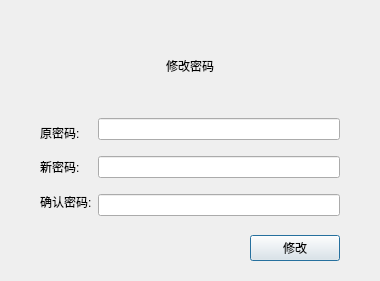
First picture: the form in record_tool/src/ui/modify.ui, repository nicaiwojiaoshaba/qt_project, before the edit.
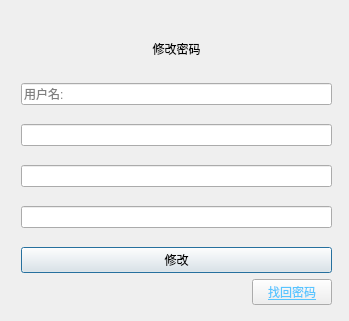
Second picture: the form after the edit.

Patch:
```diff
--- a/record_tool/src/ui/modify.ui
+++ b/record_tool/src/ui/modify.ui
@@ -6,14 +6,14 @@
    <rect>
     <x>0</x>
     <y>0</y>
-    <width>380</width>
-    <height>281</height>
+    <width>349</width>
+    <height>321</height>
    </rect>
   </property>
   <property name="maximumSize">
    <size>
     <width>381</width>
-    <height>281</height>
+    <height>321</height>
    </size>
   </property>
   <property name="windowTitle">
@@ -22,26 +22,17 @@
   <layout class="QVBoxLayout" name="verticalLayout">
    <item>
     <widget class="QWidget" name="widget" native="true">
-     <layout class="QHBoxLayout" name="horizontalLayout_2">
-      <item>
-       <spacer name="horizontalSpacer_3">
-        <property name="orientation">
-         <enum>Qt::Horizontal</enum>
-        </property>
-        <property name="sizeType">
-         <enum>QSizePolicy::Fixed</enum>
-        </property>
-        <property name="sizeHint" stdset="0">
-         <size>
-          <width>20</width>
-          <height>13</height>
-         </size>
-        </property>
-       </spacer>
-      </item>
+     <widget class="QWidget" name="">
+      <property name="geometry">
+       <rect>
+        <x>10</x>
+        <y>10</y>
+        <width>311</width>
+        <height>284</height>
+       </rect>
+      </property>
+      <layout class="QVBoxLayout" name="verticalLayout_2">
       <item>
-       <layout class="QVBoxLayout" name="verticalLayout_4">
-        <item alignment="Qt::AlignHCenter">
          <widget class="QLabel" name="label">
           <property name="styleSheet">
            <string notr="true">font: 700 18pt &quot;Yu Gothic UI&quot;;</string>
@@ -49,37 +40,34 @@
           <property name="text">
            <string>修改密码</string>
           </property>
-         </widget>
-        </item>
-        <item>
-         <layout class="QHBoxLayout" name="horizontalLayout">
-          <item>
-           <layout class="QVBoxLayout" name="verticalLayout_2">
-            <item>
-             <widget class="QLabel" name="original_label">
-              <property name="text">
-               <string>原密码:</string>
+         <property name="alignment">
+          <set>Qt::AlignCenter</set>
               </property>
              </widget>
             </item>
             <item>
-             <widget class="QLabel" name="new_label">
-              <property name="text">
-               <string>新密码:</string>
+        <widget class="QLineEdit" name="username_edit">
+         <property name="placeholderText">
+          <string>用户名:</string>
               </property>
              </widget>
             </item>
             <item>
-             <widget class="QLabel" name="confirm_label">
-              <property name="text">
-               <string>确认密码:</string>
-              </property>
-             </widget>
-            </item>
-           </layout>
-          </item>
-          <item>
-           <layout class="QVBoxLayout" name="verticalLayout_3">
+        <spacer name="verticalSpacer_4">
+         <property name="orientation">
+          <enum>Qt::Vertical</enum>
+         </property>
+         <property name="sizeType">
+          <enum>QSizePolicy::Fixed</enum>
+         </property>
+         <property name="sizeHint" stdset="0">
+          <size>
+           <width>20</width>
+           <height>13</height>
+          </size>
+         </property>
+        </spacer>
+       </item>
             <item>
              <widget class="QLineEdit" name="original_temp">
               <property name="echoMode">
@@ -98,7 +86,7 @@
               <property name="sizeHint" stdset="0">
                <size>
                 <width>20</width>
-                <height>10</height>
+           <height>13</height>
                </size>
               </property>
              </spacer>
@@ -121,7 +109,7 @@
               <property name="sizeHint" stdset="0">
                <size>
                 <width>20</width>
-                <height>10</height>
+           <height>13</height>
                </size>
               </property>
              </spacer>
@@ -133,12 +121,8 @@
               </property>
              </widget>
             </item>
-           </layout>
-          </item>
-         </layout>
-        </item>
         <item>
-         <spacer name="verticalSpacer_4">
+        <spacer name="verticalSpacer_3">
           <property name="orientation">
            <enum>Qt::Vertical</enum>
           </property>
@@ -149,21 +133,6 @@
            <size>
             <width>20</width>
             <height>13</height>
-           </size>
-          </property>
-         </spacer>
-        </item>
-        <item>
-         <layout class="QHBoxLayout" name="horizontalLayout_4">
-          <item>
-           <spacer name="horizontalSpacer">
-            <property name="orientation">
-             <enum>Qt::Horizontal</enum>
-            </property>
-            <property name="sizeHint" stdset="0">
-             <size>
-              <width>40</width>
-              <height>20</height>
              </size>
             </property>
            </spacer>
@@ -181,27 +150,37 @@
             </property>
            </widget>
           </item>
-         </layout>
-        </item>
-       </layout>
-      </item>
       <item>
-       <spacer name="horizontalSpacer_4">
+        <layout class="QHBoxLayout" name="horizontalLayout">
+         <item>
+          <spacer name="horizontalSpacer_2">
         <property name="orientation">
          <enum>Qt::Horizontal</enum>
         </property>
-        <property name="sizeType">
-         <enum>QSizePolicy::Fixed</enum>
-        </property>
         <property name="sizeHint" stdset="0">
          <size>
-          <width>20</width>
-          <height>13</height>
+             <width>40</width>
+             <height>20</height>
          </size>
         </property>
        </spacer>
       </item>
-     </layout>
+         <item>
+          <widget class="QPushButton" name="retrieve_btn">
+           <property name="styleSheet">
+            <string notr="true">font: 9pt &quot;Yu Gothic UI&quot;;
+text-decoration: underline;
+color:rgb(88, 197, 255);</string>
+           </property>
+           <property name="text">
+            <string>找回密码</string>
+           </property>
+          </widget>
+         </item>
+        </layout>
+       </item>
+      </layout>
+     </widget>
     </widget>
    </item>
   </layout>
```
Lines whose indentation alone changed are shown as unchanged.
